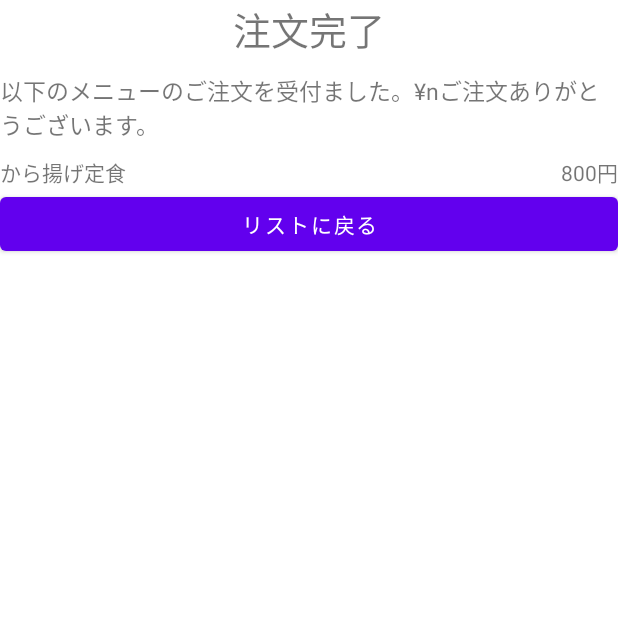
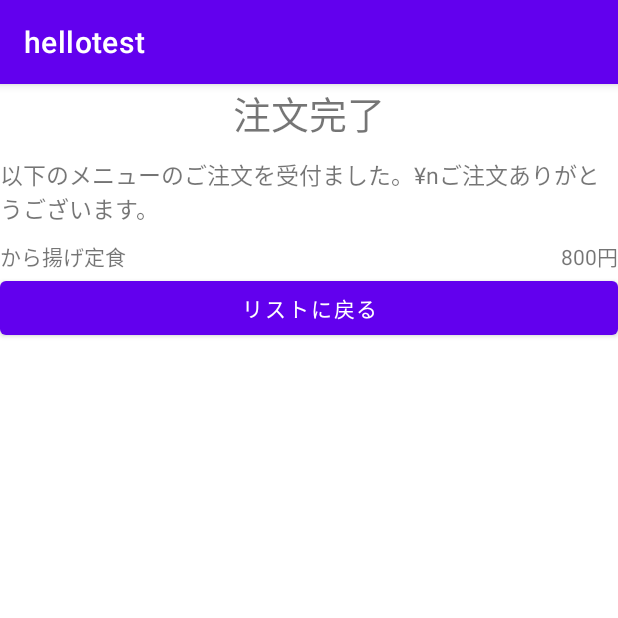
Before and after one commit to doyourwish/DYWTest, an Android app: the screen it shows after launch (MenuThanksActivity), after a tap on "から揚げ定食", on a phone screen of 412 x 824 dp, the top half of it. Run offline under Robolectric (Android 15) with nearby library versions, the phone set to English and light mode, and no system bars.

Commit message:
画面遷移の実装、アクションバーの削除 srcのみをcommitするように変更

```diff
--- a/hellotest/app/src/main/AndroidManifest.xml
+++ b/hellotest/app/src/main/AndroidManifest.xml
@@ -3,11 +3,6 @@
     xmlns:tools="http://schemas.android.com/tools"
     package="com.example.hellotest">
 
-    <!--
-        android:theme="@style/Theme.Hellotest"
-        タイトルバー消したいけど、下のやつだとできない
-        android:theme="@android:style/Theme.NoTitleBar"
-    -->
     <application
         android:allowBackup="true"
         android:dataExtractionRules="@xml/data_extraction_rules"
--- a/hellotest/app/src/main/java/com/example/hellotest/MainActivity.java
+++ b/hellotest/app/src/main/java/com/example/hellotest/MainActivity.java
@@ -1,14 +1,15 @@
 package com.example.hellotest;
 
-import androidx.appcompat.app.ActionBar;
 import androidx.appcompat.app.AppCompatActivity;
 
 import android.content.Intent;
 import android.os.Bundle;
 import android.view.View;
 import android.widget.AdapterView;
+//import android.widget.Button;
 import android.widget.ListView;
 import android.widget.SimpleAdapter;
+//import android.widget.TextView;
 
 import java.util.ArrayList;
 import java.util.HashMap;
@@ -16,18 +17,15 @@ import java.util.List;
 import java.util.Map;
 
 public class MainActivity extends AppCompatActivity {
+
+/*    private TextView textView;
+    private boolean buttonTap = false;
+    private MyClass myclass;*/
+
     @Override
     protected void onCreate(Bundle savedInstanceState) {
         super.onCreate(savedInstanceState);
         setContentView(R.layout.activity_main);
-
-        //アクションバーを隠す（上部にアプリ名が表示されてる部分）
-        //全画面に適応させるなら、themes.xmlを編集する
-        //see https://www.straightapps.com/android/dev/as202102-remove-actionbar.html
-        ActionBar actionBar = getSupportActionBar();
-        if(actionBar != null){
-            actionBar.hide();
-        }
 
         // 画面部品ListViewを取得。
         ListView lvMenu = findViewById(R.id.lvMenu);
@@ -37,13 +35,11 @@ public class MainActivity extends AppCompatActivity {
         Map<String, String> menu = new HashMap<>();
         menu.put("name", "から揚げ定食");
         menu.put("price", "800円");
-        System.out.println(menu.get("name")+menu.get("price"));
         menuList.add(menu);
         //「ハンバーグ定食」のデータを格納する Map オブジェクトの用意と menuList へのデータ登録。
         menu = new HashMap<>();
         menu.put("name", "ハンバーグ定食");
         menu.put("price", "850円");
-        System.out.println(menu.get("name")+menu.get("price"));
         menuList.add(menu);
 
         // SimpleAdapter第4引数from用データの用意。
@@ -58,13 +54,37 @@ public class MainActivity extends AppCompatActivity {
         // リストタップのリスナクラス登録。
         //ListView lvMenu = findViewById(R.id.lvMenu);
         lvMenu.setOnItemClickListener(new ListItemClickListener());
+
+        /*        myclass = new MyClass();
+        String text_matushita = myclass.InputText();
+
+        // ボタンを設定
+        Button button = findViewById(R.id.button);
+
+        // TextView の設定
+        textView = findViewById(R.id.text_view);
+
+       // lambda式で簡略化
+        button.setOnClickListener( v -> {
+            // flagがtrueの時
+            if (buttonTap) {
+                textView.setText(R.string.hello);
+                buttonTap = false;
+            }
+            // flagがfalseの時
+            else {
+                //textView.setText(R.string.world);
+                textView.setText(text_matushita);
+                buttonTap = true;
+            }
+        });*/
     }
 
     private class ListItemClickListener implements AdapterView.OnItemClickListener {
         @Override
         public void onItemClick(AdapterView<?> parent, View view, int position, long id) {
             // タップされた行のデータを取得。SimpleAdapterでは1行分のデータはMap型!
-            Map<String, String> item = (Map<String, String>)parent.getItemAtPosition(position);
+            Map<String, String> item = (Map<String, String>) parent.getItemAtPosition(position);
             // 定食名と金額を取得。
             String menuName = item.get("name");
             String menuPrice = item.get("price");
--- a/hellotest/app/src/main/java/com/example/hellotest/MenuThanksActivity.java
+++ b/hellotest/app/src/main/java/com/example/hellotest/MenuThanksActivity.java
@@ -1,6 +1,5 @@
 package com.example.hellotest;
 
-import androidx.appcompat.app.ActionBar;
 import androidx.appcompat.app.AppCompatActivity;
 
 import android.content.Intent;
@@ -15,13 +14,6 @@ public class MenuThanksActivity extends AppCompatActivity {
         super.onCreate(savedInstanceState);
         setContentView(R.layout.activity_menu_thanks);
 
-        //アクションバーを隠す（上部にアプリ名が表示されてる部分）
-        //see https://www.straightapps.com/android/dev/as202102-remove-actionbar.html
-        ActionBar actionBar = getSupportActionBar();
-        if(actionBar != null){
-            actionBar.hide();
-        }
-
         Intent intent = getIntent();
         String menuName = intent.getStringExtra("menuName");
         String menuPrice = intent.getStringExtra("menuPrice");
--- a/hellotest/app/src/main/res/layout/activity_menu_thanks.xml
+++ b/hellotest/app/src/main/res/layout/activity_menu_thanks.xml
@@ -45,3 +45,12 @@
         android:text="@string/bt_thx_back"/>
 
 </LinearLayout>
+<!--
+<androidx.constraintlayout.widget.ConstraintLayout xmlns:android="http://schemas.android.com/apk/res/android"
+    xmlns:app="http://schemas.android.com/apk/res-auto"
+    xmlns:tools="http://schemas.android.com/tools"
+    android:layout_width="match_parent"
+    android:layout_height="match_parent"
+    tools:context=".MenuThanksActivity">
+
+</androidx.constraintlayout.widget.ConstraintLayout>-->
```
Also changed, not shown: hellotest/app/build.gradle (added, +38 -0 lines), hellotest/app/src/main/res/values/strings.xml (+2 -8 lines), hellotest/build.gradle (added, +9 -0 lines), hellotest/gradle.properties (added, +21 -0 lines), hellotest/settings.gradle (added, +16 -0 lines), hellotest/gradle/wrapper/gradle-wrapper.properties (added), 4 other files.
